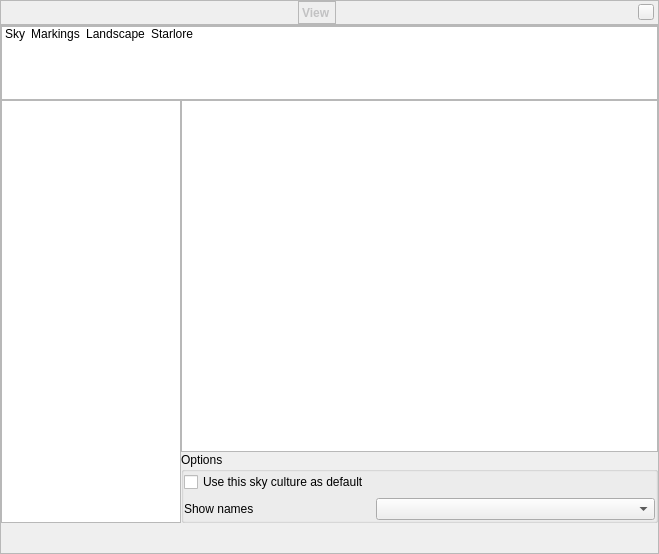
First picture: the form in src/gui/viewDialog.ui, repository 519984307/stellarium_src, before the edit.
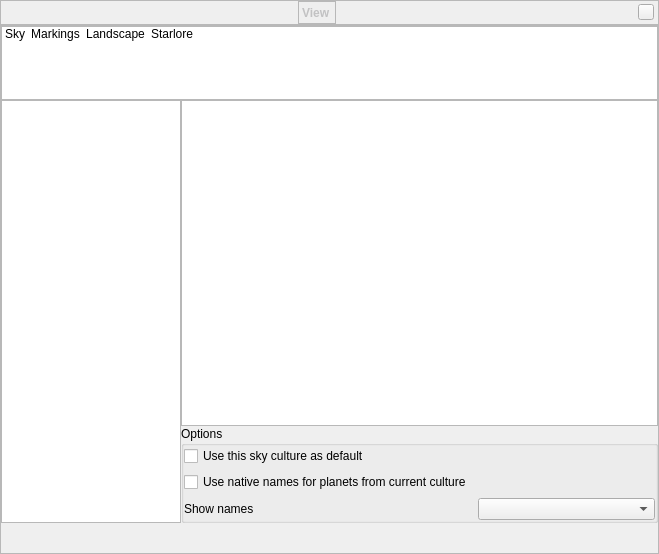
Second picture: the form after the edit. The open tabs and pages were chosen to show the change. Icons and pictures are not drawn. Custom widgets are drawn as their Qt base class.

Commit message: expand display style of the constellations to the planets; added new option for choose displaying names of planets

```diff
--- a/src/gui/viewDialog.ui
+++ b/src/gui/viewDialog.ui
@@ -346,7 +346,7 @@
       <item alignment="Qt::AlignTop">
        <widget class="QStackedWidget" name="stackedWidget">
         <property name="currentIndex">
-         <number>2</number>
+         <number>3</number>
         </property>
         <widget class="QWidget" name="page">
          <layout class="QGridLayout" name="gridLayout">
@@ -1940,14 +1940,14 @@
                </property>
               </widget>
              </item>
-             <item row="1" column="0">
+             <item row="2" column="0">
               <widget class="QLabel" name="label">
                <property name="text">
                 <string>Show names</string>
                </property>
               </widget>
              </item>
-             <item row="1" column="1">
+             <item row="2" column="1">
               <widget class="QComboBox" name="skyCultureNamesStyleComboBox">
                <property name="toolTip">
                 <string>Select if you want names abbreviated, original or translated</string>
@@ -1957,6 +1957,13 @@
                </property>
               </widget>
              </item>
+             <item row="1" column="0">
+              <widget class="QCheckBox" name="nativeNameCheckBox">
+               <property name="text">
+                <string>Use native names for planets from current culture</string>
+               </property>
+              </widget>
+             </item>
             </layout>
            </widget>
           </item>
```
The commit also changes 8 other files.
